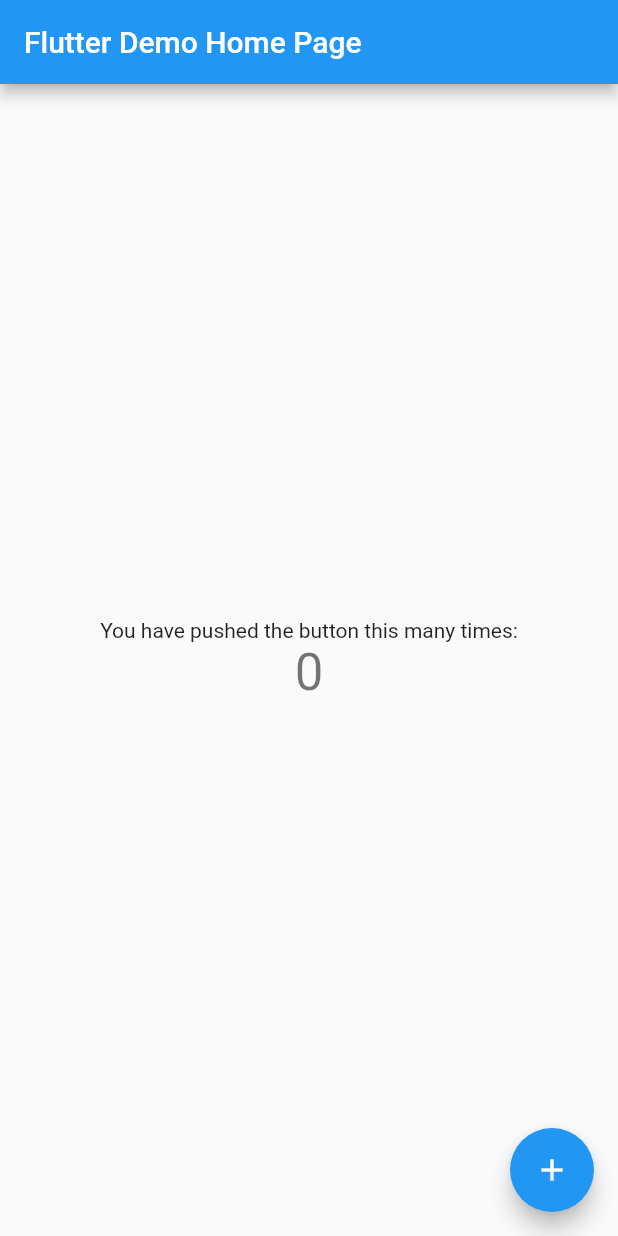
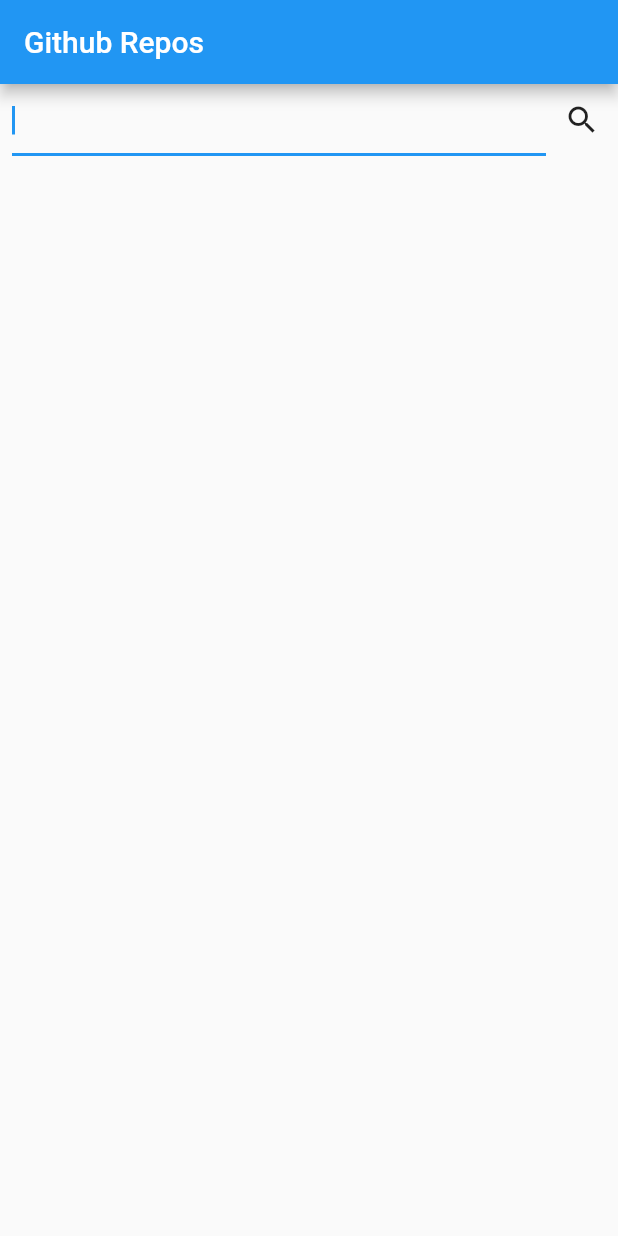
Before and after one commit to Islah-Innovation/flutter_mobx_github_repos, a Flutter app: the screen it shows after launch, on a phone screen of 412 x 824 dp. Run offline on Flutter 3.47's test engine with Material 2 defaults, Android fonts, the phone set to English and light mode, and no system bars; our stand-ins replace flutter_mobx, mobx; missing offline and left inert: github; generated files the repository leaves out were written again.

Commit message:
MobX Github Repos

```diff
--- a/lib/main.dart
+++ b/lib/main.dart
@@ -1,4 +1,7 @@
 import 'package:flutter/material.dart';
+import 'package:flutter_mobx/flutter_mobx.dart';
+import 'package:mobx/mobx.dart';
+import 'package:flutter_mobx_github_repos/github_store.dart';
 
 void main() => runApp(MyApp());
 
@@ -7,7 +10,7 @@ class MyApp extends StatelessWidget {
   @override
   Widget build(BuildContext context) {
     return MaterialApp(
-      title: 'Flutter Demo',
+      title: 'MobX Github repos',
       theme: ThemeData(
         // This is the theme of your application.
         //
@@ -20,92 +23,152 @@ class MyApp extends StatelessWidget {
         // is not restarted.
         primarySwatch: Colors.blue,
       ),
-      home: MyHomePage(title: 'Flutter Demo Home Page'),
+      home: GithubExample(),
     );
   }
 }
 
-class MyHomePage extends StatefulWidget {
-  MyHomePage({Key key, this.title}) : super(key: key);
-
-  // This widget is the home page of your application. It is stateful, meaning
-  // that it has a State object (defined below) that contains fields that affect
-  // how it looks.
-
-  // This class is the configuration for the state. It holds the values (in this
-  // case the title) provided by the parent (in this case the App widget) and
-  // used by the build method of the State. Fields in a Widget subclass are
-  // always marked "final".
-
-  final String title;
+class GithubExample extends StatefulWidget {
+  const GithubExample();
 
   @override
-  _MyHomePageState createState() => _MyHomePageState();
+  GithubExampleState createState() => GithubExampleState();
 }
 
-class _MyHomePageState extends State<MyHomePage> {
-  int _counter = 0;
-
-  void _incrementCounter() {
-    setState(() {
-      // This call to setState tells the Flutter framework that something has
-      // changed in this State, which causes it to rerun the build method below
-      // so that the display can reflect the updated values. If we changed
-      // _counter without calling setState(), then the build method would not be
-      // called again, and so nothing would appear to happen.
-      _counter++;
-    });
-  }
+class GithubExampleState extends State<GithubExample> {
+  final GithubStore store = GithubStore();
 
   @override
-  Widget build(BuildContext context) {
-    // This method is rerun every time setState is called, for instance as done
-    // by the _incrementCounter method above.
-    //
-    // The Flutter framework has been optimized to make rerunning build methods
-    // fast, so that you can just rebuild anything that needs updating rather
-    // than having to individually change instances of widgets.
-    return Scaffold(
+  Widget build(BuildContext context) => Scaffold(
       appBar: AppBar(
-        // Here we take the value from the MyHomePage object that was created by
-        // the App.build method, and use it to set our appbar title.
-        title: Text(widget.title),
+        title: const Text('Github Repos'),
       ),
-      body: Center(
-        // Center is a layout widget. It takes a single child and positions it
-        // in the middle of the parent.
-        child: Column(
-          // Column is also layout widget. It takes a list of children and
-          // arranges them vertically. By default, it sizes itself to fit its
-          // children horizontally, and tries to be as tall as its parent.
-          //
-          // Invoke "debug painting" (press "p" in the console, choose the
-          // "Toggle Debug Paint" action from the Flutter Inspector in Android
-          // Studio, or the "Toggle Debug Paint" command in Visual Studio Code)
-          // to see the wireframe for each widget.
-          //
-          // Column has various properties to control how it sizes itself and
-          // how it positions its children. Here we use mainAxisAlignment to
-          // center the children vertically; the main axis here is the vertical
-          // axis because Columns are vertical (the cross axis would be
-          // horizontal).
-          mainAxisAlignment: MainAxisAlignment.center,
-          children: <Widget>[
-            Text(
-              'You have pushed the button this many times:',
+      body: Column(
+        children: <Widget>[
+          UserInput(store),
+          ShowError(store),
+          LoadingIndicator(store),
+          RepositoryListView(store)
+        ],
+      ));
+}
+
+class LoadingIndicator extends StatelessWidget {
+  const LoadingIndicator(this.store);
+
+  final GithubStore store;
+
+  @override
+  Widget build(BuildContext context) => Observer(
+      builder: (_) => store.fetchReposFuture.status == FutureStatus.pending
+          ? const LinearProgressIndicator()
+          : Container());
+}
+
+class UserInput extends StatelessWidget {
+  const UserInput(this.store);
+
+  final GithubStore store;
+
+  @override
+  Widget build(BuildContext context) => Row(
+        children: <Widget>[
+          Expanded(
+            child: Padding(
+              padding: const EdgeInsets.only(left: 8),
+              child: TextField(
+                autocorrect: false,
+                autofocus: true,
+                onSubmitted: (String user) {
+                  store.setUser(user);
+
+                  // ignore: cascade_invocations
+                  store.fetchRepos();
+                },
+              ),
             ),
-            Text(
-              '$_counter',
-              style: Theme.of(context).textTheme.display1,
-            ),
-          ],
+          ),
+          IconButton(
+            icon: const Icon(Icons.search),
+            onPressed: store.fetchRepos,
+          )
+        ],
+      );
+}
+
+class RepositoryListView extends StatelessWidget {
+  const RepositoryListView(this.store);
+
+  final GithubStore store;
+
+  @override
+  Widget build(BuildContext context) => Expanded(
+        child: Observer(
+          builder: (_) {
+            if (!store.hasResults) {
+              return Container();
+            }
+
+            if (store.repositories.isEmpty) {
+              return Row(
+                mainAxisAlignment: MainAxisAlignment.center,
+                children: <Widget>[
+                  const Text('We could not find any repos for user: '),
+                  Text(
+                    store.user,
+                    style: const TextStyle(fontWeight: FontWeight.bold),
+                  ),
+                ],
+              );
+            }
+
+            return ListView.builder(
+                itemCount: store.repositories.length,
+                itemBuilder: (_, int index) {
+                  final repo = store.repositories[index];
+                  return ListTile(
+                    title: Row(
+                      children: <Widget>[
+                        Text(
+                          repo.name,
+                          style: const TextStyle(fontWeight: FontWeight.bold),
+                        ),
+                        Text(' (${repo.stargazersCount} ⭐️)'),
+                      ],
+                    ),
+                    subtitle: Text(repo.description ?? ''),
+                  );
+                });
+          },
         ),
-      ),
-      floatingActionButton: FloatingActionButton(
-        onPressed: _incrementCounter,
-        tooltip: 'Increment',
-        child: Icon(Icons.add),
-      ), // This trailing comma makes auto-formatting nicer for build methods.
-    );
-  }
+      );
 }
+
+class ShowError extends StatelessWidget {
+  const ShowError(this.store);
+
+  final GithubStore store;
+
+  @override
+  Widget build(BuildContext context) => Observer(
+      builder: (_) => store.fetchReposFuture.status == FutureStatus.rejected
+          ? Row(mainAxisAlignment: MainAxisAlignment.center, children: <Widget>[
+              const Icon(
+                Icons.warning,
+                color: Colors.deepOrange,
+              ),
+              Container(
+                width: 8,
+              ),
+              const Text(
+                'Failed to fetch repos for',
+                style: TextStyle(color: Colors.deepOrange),
+              ),
+              Text(
+                store.user,
+                style: const TextStyle(
+                    color: Colors.deepOrange, fontWeight: FontWeight.bold),
+              )
+            ])
+          : Container());
+}
```
Also changed, not shown: lib/github_store.dart (added, +44 -0 lines), pubspec.yaml (+9 -46 lines), lib/github_store.g.dart (added), pubspec.lock, 1 other file.
